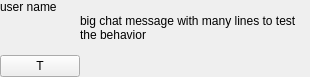
elieserdejesus/JamTaba, file src/Common/gui/ChatMessagePanel.ui: the form before one commit.
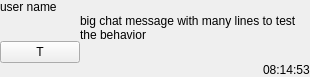
The form after the commit.

Commit message: Adding timestamp in chat messages

```diff
--- a/src/Common/gui/ChatMessagePanel.ui
+++ b/src/Common/gui/ChatMessagePanel.ui
@@ -123,6 +123,19 @@
      </item>
     </layout>
    </item>
+   <item alignment="Qt::AlignRight">
+    <widget class="QLabel" name="labelTimeStamp">
+     <property name="sizePolicy">
+      <sizepolicy hsizetype="Maximum" vsizetype="Maximum">
+       <horstretch>0</horstretch>
+       <verstretch>0</verstretch>
+      </sizepolicy>
+     </property>
+     <property name="text">
+      <string notr="true">08:14:53</string>
+     </property>
+    </widget>
+   </item>
   </layout>
  </widget>
  <resources/>
```
The commit also changes 5 other files.
